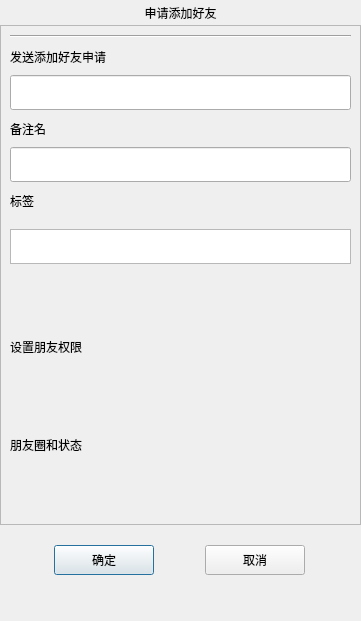
The window that ChatOrionClient/apply_friend_dialog.ui (orionlink/ChatOrion) describes before a commit, drawn with Qt 5.
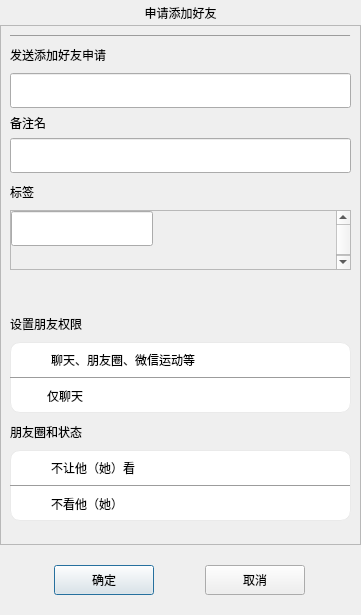
The same window after the commit. Icons and pictures are not drawn. Custom widgets are drawn as their Qt base class.

```diff
--- a/ChatOrionClient/apply_friend_dialog.ui
+++ b/ChatOrionClient/apply_friend_dialog.ui
@@ -7,19 +7,19 @@
     <x>0</x>
     <y>0</y>
     <width>361</width>
-    <height>621</height>
+    <height>615</height>
    </rect>
   </property>
   <property name="minimumSize">
    <size>
     <width>361</width>
-    <height>621</height>
+    <height>615</height>
    </size>
   </property>
   <property name="maximumSize">
    <size>
     <width>361</width>
-    <height>621</height>
+    <height>615</height>
    </size>
   </property>
   <property name="windowTitle">
@@ -86,7 +86,7 @@
         <x>0</x>
         <y>0</y>
         <width>359</width>
-        <height>498</height>
+        <height>518</height>
        </rect>
       </property>
       <layout class="QVBoxLayout" name="verticalLayout_2">
@@ -115,7 +115,28 @@
            <number>9</number>
           </property>
           <item>
-           <widget class="Line" name="line">
+           <widget class="Line" name="h_line">
+            <property name="minimumSize">
+             <size>
+              <width>0</width>
+              <height>1</height>
+             </size>
+            </property>
+            <property name="maximumSize">
+             <size>
+              <width>16777215</width>
+              <height>1</height>
+             </size>
+            </property>
+            <property name="styleSheet">
+             <string notr="true">background-color: rgb(234, 234, 234);</string>
+            </property>
+            <property name="frameShadow">
+             <enum>QFrame::Raised</enum>
+            </property>
+            <property name="lineWidth">
+             <number>1</number>
+            </property>
             <property name="orientation">
              <enum>Qt::Horizontal</enum>
             </property>
@@ -215,13 +236,13 @@
             <property name="minimumSize">
              <size>
               <width>0</width>
-              <height>100</height>
+              <height>95</height>
              </size>
             </property>
             <property name="maximumSize">
              <size>
               <width>16777215</width>
-              <height>100</height>
+              <height>95</height>
              </size>
             </property>
             <layout class="QVBoxLayout" name="verticalLayout_4">
@@ -241,46 +262,66 @@
               <number>0</number>
              </property>
              <item>
-              <widget class="QWidget" name="grid_wid" native="true">
+              <widget class="QScrollArea" name="gridScrollArea">
                <property name="minimumSize">
                 <size>
                  <width>0</width>
-                 <height>35</height>
+                 <height>60</height>
                 </size>
                </property>
                <property name="maximumSize">
                 <size>
                  <width>16777215</width>
-                 <height>35</height>
+                 <height>60</height>
                 </size>
                </property>
-               <layout class="QHBoxLayout" name="horizontalLayout_3">
-                <property name="spacing">
-                 <number>0</number>
+               <property name="widgetResizable">
+                <bool>true</bool>
+               </property>
+               <widget class="QWidget" name="grid_wid">
+                <property name="geometry">
+                 <rect>
+                  <x>0</x>
+                  <y>0</y>
+                  <width>325</width>
+                  <height>60</height>
+                 </rect>
                 </property>
-                <property name="leftMargin">
-                 <number>0</number>
+                <property name="minimumSize">
+                 <size>
+                  <width>0</width>
+                  <height>60</height>
+                 </size>
                 </property>
-                <property name="topMargin">
-                 <number>0</number>
+                <property name="maximumSize">
+                 <size>
+                  <width>16777215</width>
+                  <height>60</height>
+                 </size>
                 </property>
-                <property name="rightMargin">
-                 <number>0</number>
-                </property>
-                <property name="bottomMargin">
-                 <number>0</number>
-                </property>
-                <item>
-                 <widget class="QTextEdit" name="lb_ed">
-                  <property name="minimumSize">
-                   <size>
-                    <width>0</width>
-                    <height>35</height>
-                   </size>
-                  </property>
-                 </widget>
-                </item>
-               </layout>
+                <widget class="CustomizeEdit" name="lb_ed">
+                 <property name="geometry">
+                  <rect>
+                   <x>0</x>
+                   <y>0</y>
+                   <width>142</width>
+                   <height>35</height>
+                  </rect>
+                 </property>
+                 <property name="minimumSize">
+                  <size>
+                   <width>0</width>
+                   <height>35</height>
+                  </size>
+                 </property>
+                 <property name="maximumSize">
+                  <size>
+                   <width>16777215</width>
+                   <height>35</height>
+                  </size>
+                 </property>
+                </widget>
+               </widget>
               </widget>
              </item>
              <item>
@@ -335,28 +376,534 @@
                </layout>
               </widget>
              </item>
+             <item>
+              <spacer name="verticalSpacer_4">
+               <property name="orientation">
+                <enum>Qt::Vertical</enum>
+               </property>
+               <property name="sizeHint" stdset="0">
+                <size>
+                 <width>20</width>
+                 <height>40</height>
+                </size>
+               </property>
+              </spacer>
+             </item>
             </layout>
            </widget>
           </item>
           <item>
            <widget class="QLabel" name="label_4">
+            <property name="minimumSize">
+             <size>
+              <width>0</width>
+              <height>25</height>
+             </size>
+            </property>
+            <property name="maximumSize">
+             <size>
+              <width>16777215</width>
+              <height>25</height>
+             </size>
+            </property>
             <property name="text">
              <string>设置朋友权限</string>
             </property>
            </widget>
           </item>
           <item>
-           <widget class="QWidget" name="widget" native="true"/>
+           <widget class="QWidget" name="set_permi_wid" native="true">
+            <property name="styleSheet">
+             <string notr="true">#set_permi_wid
+{
+background-color: white;
+border: 1px solid rgb(234, 234, 234);
+border-radius: 10px;
+}</string>
+            </property>
+            <layout class="QVBoxLayout" name="verticalLayout_6">
+             <property name="spacing">
+              <number>0</number>
+             </property>
+             <property name="leftMargin">
+              <number>0</number>
+             </property>
+             <property name="topMargin">
+              <number>0</number>
+             </property>
+             <property name="rightMargin">
+              <number>0</number>
+             </property>
+             <property name="bottomMargin">
+              <number>0</number>
+             </property>
+             <item>
+              <widget class="QWidget" name="multiple_wid" native="true">
+               <property name="minimumSize">
+                <size>
+                 <width>0</width>
+                 <height>35</height>
+                </size>
+               </property>
+               <property name="maximumSize">
+                <size>
+                 <width>16777215</width>
+                 <height>35</height>
+                </size>
+               </property>
+               <layout class="QHBoxLayout" name="horizontalLayout_3">
+                <property name="spacing">
+                 <number>9</number>
+                </property>
+                <property name="leftMargin">
+                 <number>0</number>
+                </property>
+                <property name="topMargin">
+                 <number>0</number>
+                </property>
+                <property name="rightMargin">
+                 <number>0</number>
+                </property>
+                <property name="bottomMargin">
+                 <number>0</number>
+                </property>
+                <item>
+                 <widget class="QLabel" name="label_6">
+                  <property name="minimumSize">
+                   <size>
+                    <width>32</width>
+                    <height>32</height>
+                   </size>
+                  </property>
+                  <property name="maximumSize">
+                   <size>
+                    <width>32</width>
+                    <height>32</height>
+                   </size>
+                  </property>
+                  <property name="text">
+                   <string/>
+                  </property>
+                  <property name="pixmap">
+                   <pixmap resource="pic.qrc">:/res/pic/朋友圈.png</pixmap>
+                  </property>
+                  <property name="scaledContents">
+                   <bool>true</bool>
+                  </property>
+                 </widget>
+                </item>
+                <item>
+                 <widget class="QLabel" name="label_7">
+                  <property name="text">
+                   <string>聊天、朋友圈、微信运动等</string>
+                  </property>
+                 </widget>
+                </item>
+                <item>
+                 <widget class="QLabel" name="selected_multiple_lb">
+                  <property name="minimumSize">
+                   <size>
+                    <width>32</width>
+                    <height>32</height>
+                   </size>
+                  </property>
+                  <property name="maximumSize">
+                   <size>
+                    <width>32</width>
+                    <height>32</height>
+                   </size>
+                  </property>
+                  <property name="text">
+                   <string/>
+                  </property>
+                  <property name="scaledContents">
+                   <bool>true</bool>
+                  </property>
+                 </widget>
+                </item>
+               </layout>
+              </widget>
+             </item>
+             <item>
+              <widget class="Line" name="line_2">
+               <property name="minimumSize">
+                <size>
+                 <width>0</width>
+                 <height>1</height>
+                </size>
+               </property>
+               <property name="maximumSize">
+                <size>
+                 <width>16777215</width>
+                 <height>1</height>
+                </size>
+               </property>
+               <property name="styleSheet">
+                <string notr="true">background-color: rgb(234, 234, 234);</string>
+               </property>
+               <property name="frameShadow">
+                <enum>QFrame::Raised</enum>
+               </property>
+               <property name="lineWidth">
+                <number>1</number>
+               </property>
+               <property name="orientation">
+                <enum>Qt::Horizontal</enum>
+               </property>
+              </widget>
+             </item>
+             <item>
+              <widget class="QWidget" name="chat_only_wid" native="true">
+               <property name="minimumSize">
+                <size>
+                 <width>0</width>
+                 <height>35</height>
+                </size>
+               </property>
+               <property name="maximumSize">
+                <size>
+                 <width>16777215</width>
+                 <height>35</height>
+                </size>
+               </property>
+               <layout class="QHBoxLayout" name="horizontalLayout_4">
+                <property name="spacing">
+                 <number>9</number>
+                </property>
+                <property name="leftMargin">
+                 <number>0</number>
+                </property>
+                <property name="topMargin">
+                 <number>0</number>
+                </property>
+                <property name="rightMargin">
+                 <number>0</number>
+                </property>
+                <property name="bottomMargin">
+                 <number>0</number>
+                </property>
+                <item>
+                 <widget class="QLabel" name="label_9">
+                  <property name="minimumSize">
+                   <size>
+                    <width>28</width>
+                    <height>28</height>
+                   </size>
+                  </property>
+                  <property name="maximumSize">
+                   <size>
+                    <width>28</width>
+                    <height>28</height>
+                   </size>
+                  </property>
+                  <property name="text">
+                   <string/>
+                  </property>
+                  <property name="pixmap">
+                   <pixmap resource="pic.qrc">:/res/pic/chat_icon_hover.png</pixmap>
+                  </property>
+                  <property name="scaledContents">
+                   <bool>true</bool>
+                  </property>
+                 </widget>
+                </item>
+                <item>
+                 <widget class="QLabel" name="label_10">
+                  <property name="text">
+                   <string>仅聊天</string>
+                  </property>
+                 </widget>
+                </item>
+                <item>
+                 <widget class="QLabel" name="selected_chat_only_lb">
+                  <property name="minimumSize">
+                   <size>
+                    <width>32</width>
+                    <height>32</height>
+                   </size>
+                  </property>
+                  <property name="maximumSize">
+                   <size>
+                    <width>32</width>
+                    <height>32</height>
+                   </size>
+                  </property>
+                  <property name="text">
+                   <string/>
+                  </property>
+                  <property name="scaledContents">
+                   <bool>true</bool>
+                  </property>
+                 </widget>
+                </item>
+               </layout>
+              </widget>
+             </item>
+            </layout>
+           </widget>
           </item>
           <item>
-           <widget class="QLabel" name="label_5">
-            <property name="text">
-             <string>朋友圈和状态</string>
+           <widget class="QWidget" name="selected_permi_wid" native="true">
+            <property name="styleSheet">
+             <string notr="true"/>
             </property>
+            <layout class="QVBoxLayout" name="verticalLayout_5">
+             <property name="leftMargin">
+              <number>0</number>
+             </property>
+             <property name="topMargin">
+              <number>0</number>
+             </property>
+             <property name="rightMargin">
+              <number>0</number>
+             </property>
+             <property name="bottomMargin">
+              <number>0</number>
+             </property>
+             <item>
+              <widget class="QLabel" name="label_5">
+               <property name="minimumSize">
+                <size>
+                 <width>0</width>
+                 <height>25</height>
+                </size>
+               </property>
+               <property name="maximumSize">
+                <size>
+                 <width>16777215</width>
+                 <height>25</height>
+                </size>
+               </property>
+               <property name="text">
+                <string>朋友圈和状态</string>
+               </property>
+              </widget>
+             </item>
+             <item>
+              <widget class="QWidget" name="widget_3" native="true">
+               <property name="styleSheet">
+                <string notr="true">#widget_3
+{
+background-color: white;
+border: 1px solid rgb(234, 234, 234);
+border-radius: 10px;
+}</string>
+               </property>
+               <layout class="QVBoxLayout" name="verticalLayout_7">
+                <property name="spacing">
+                 <number>0</number>
+                </property>
+                <property name="leftMargin">
+                 <number>0</number>
+                </property>
+                <property name="topMargin">
+                 <number>0</number>
+                </property>
+                <property name="rightMargin">
+                 <number>0</number>
+                </property>
+                <property name="bottomMargin">
+                 <number>0</number>
+                </property>
+                <item>
+                 <widget class="QWidget" name="widget_6" native="true">
+                  <property name="minimumSize">
+                   <size>
+                    <width>0</width>
+                    <height>35</height>
+                   </size>
+                  </property>
+                  <property name="maximumSize">
+                   <size>
+                    <width>16777215</width>
+                    <height>35</height>
+                   </size>
+                  </property>
+                  <layout class="QHBoxLayout" name="horizontalLayout_5">
+                   <property name="spacing">
+                    <number>9</number>
+                   </property>
+                   <property name="leftMargin">
+                    <number>0</number>
+                   </property>
+                   <property name="topMargin">
+                    <number>0</number>
+                   </property>
+                   <property name="rightMargin">
+                    <number>0</number>
+                   </property>
+                   <property name="bottomMargin">
+                    <number>0</number>
+                   </property>
+                   <item>
+                    <widget class="QLabel" name="label_12">
+                     <property name="minimumSize">
+                      <size>
+                       <width>32</width>
+                       <height>32</height>
+                      </size>
+                     </property>
+                     <property name="maximumSize">
+                      <size>
+                       <width>32</width>
+                       <height>32</height>
+                      </size>
+                     </property>
+                     <property name="text">
+                      <string/>
+                     </property>
+                     <property name="pixmap">
+                      <pixmap resource="pic.qrc">:/res/pic/权限.png</pixmap>
+                     </property>
+                     <property name="scaledContents">
+                      <bool>true</bool>
+                     </property>
+                    </widget>
+                   </item>
+                   <item>
+                    <widget class="QLabel" name="label_13">
+                     <property name="text">
+                      <string>不让他（她）看</string>
+                     </property>
+                    </widget>
+                   </item>
+                   <item>
+                    <widget class="SlipButton" name="switch_1" native="true">
+                     <property name="maximumSize">
+                      <size>
+                       <width>60</width>
+                       <height>16777215</height>
+                      </size>
+                     </property>
+                    </widget>
+                   </item>
+                  </layout>
+                 </widget>
+                </item>
+                <item>
+                 <widget class="Line" name="line_3">
+                  <property name="minimumSize">
+                   <size>
+                    <width>0</width>
+                    <height>1</height>
+                   </size>
+                  </property>
+                  <property name="maximumSize">
+                   <size>
+                    <width>16777215</width>
+                    <height>1</height>
+                   </size>
+                  </property>
+                  <property name="styleSheet">
+                   <string notr="true">background-color: rgb(234, 234, 234);</string>
+                  </property>
+                  <property name="frameShadow">
+                   <enum>QFrame::Raised</enum>
+                  </property>
+                  <property name="lineWidth">
+                   <number>1</number>
+                  </property>
+                  <property name="orientation">
+                   <enum>Qt::Horizontal</enum>
+                  </property>
+                 </widget>
+                </item>
+                <item>
+                 <widget class="QWidget" name="widget_7" native="true">
+                  <property name="minimumSize">
+                   <size>
+                    <width>0</width>
+                    <height>35</height>
+                   </size>
+                  </property>
+                  <property name="maximumSize">
+                   <size>
+                    <width>16777215</width>
+                    <height>35</height>
+                   </size>
+                  </property>
+                  <layout class="QHBoxLayout" name="horizontalLayout_6">
+                   <property name="spacing">
+                    <number>9</number>
+                   </property>
+                   <property name="leftMargin">
+                    <number>0</number>
+                   </property>
+                   <property name="topMargin">
+                    <number>0</number>
+                   </property>
+                   <property name="rightMargin">
+                    <number>0</number>
+                   </property>
+                   <property name="bottomMargin">
+                    <number>0</number>
+                   </property>
+                   <item>
+                    <widget class="QLabel" name="label_15">
+                     <property name="minimumSize">
+                      <size>
+                       <width>32</width>
+                       <height>32</height>
+                      </size>
+                     </property>
+                     <property name="maximumSize">
+                      <size>
+                       <width>32</width>
+                       <height>32</height>
+                      </size>
+                     </property>
+                     <property name="text">
+                      <string/>
+                     </property>
+                     <property name="pixmap">
+                      <pixmap resource="pic.qrc">:/res/pic/眼睛.png</pixmap>
+                     </property>
+                     <property name="scaledContents">
+                      <bool>true</bool>
+                     </property>
+                    </widget>
+                   </item>
+                   <item>
+                    <widget class="QLabel" name="label_14">
+                     <property name="text">
+                      <string>不看他（她）</string>
+                     </property>
+                    </widget>
+                   </item>
+                   <item>
+                    <widget class="SlipButton" name="switch_2" native="true">
+                     <property name="maximumSize">
+                      <size>
+                       <width>60</width>
+                       <height>16777215</height>
+                      </size>
+                     </property>
+                    </widget>
+                   </item>
+                  </layout>
+                 </widget>
+                </item>
+               </layout>
+              </widget>
+             </item>
+            </layout>
            </widget>
           </item>
           <item>
-           <widget class="QWidget" name="widget_2" native="true"/>
+           <spacer name="verticalSpacer_3">
+            <property name="orientation">
+             <enum>Qt::Vertical</enum>
+            </property>
+            <property name="sizeType">
+             <enum>QSizePolicy::Expanding</enum>
+            </property>
+            <property name="sizeHint" stdset="0">
+             <size>
+              <width>20</width>
+              <height>30</height>
+             </size>
+            </property>
+           </spacer>
           </item>
          </layout>
         </widget>
@@ -442,10 +989,13 @@
      <property name="orientation">
       <enum>Qt::Vertical</enum>
      </property>
+     <property name="sizeType">
+      <enum>QSizePolicy::Fixed</enum>
+     </property>
      <property name="sizeHint" stdset="0">
       <size>
-       <width>20</width>
-       <height>40</height>
+       <width>10</width>
+       <height>10</height>
       </size>
      </property>
     </spacer>
@@ -468,6 +1018,12 @@
    <extends>QLabel</extends>
    <header location="global">clicked_once_label.h</header>
   </customwidget>
+  <customwidget>
+   <class>SlipButton</class>
+   <extends>QWidget</extends>
+   <header>slip_button.h</header>
+   <container>1</container>
+  </customwidget>
  </customwidgets>
  <resources/>
  <connections/>
```
Left out of the diff: 6 changed lines with no effect on the pictures.
